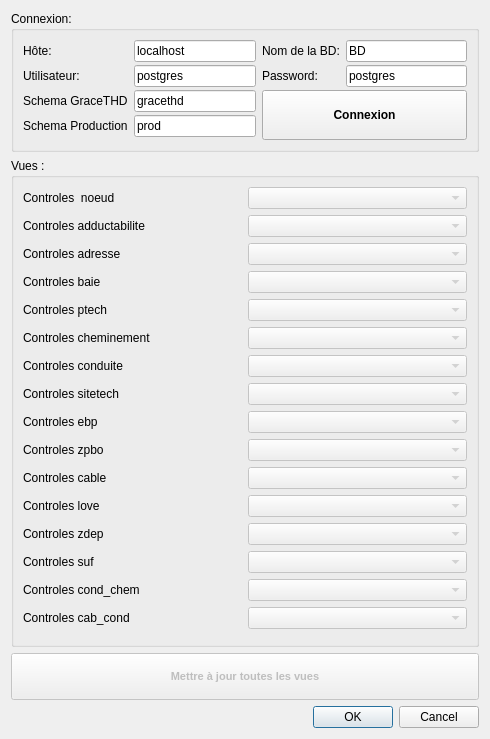
This is views_refresher_dialog_base.ui in MohannadAdham/ViewsRefresher as Qt 5 draws it before an edit. The edited form follows.
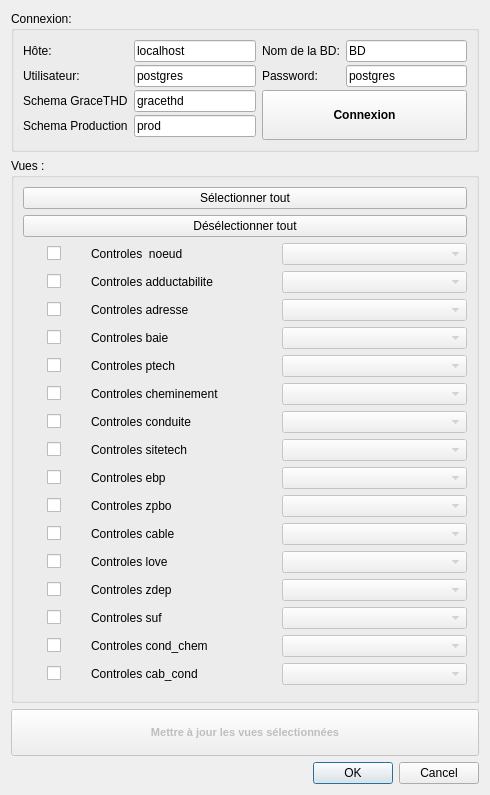
This is the edited form.

Commit message: V2 - Add the possibility to filter by view using checkboxes

Patch:
```diff
--- a/views_refresher_dialog_base.ui
+++ b/views_refresher_dialog_base.ui
@@ -28,9 +28,110 @@
         <string>Vues :</string>
        </property>
        <layout class="QGridLayout" name="gridLayout_5">
-        <item row="0" column="0">
-         <layout class="QGridLayout" name="gridLayout_4">
-          <item row="0" column="1">
+        <item row="4" column="0">
+         <layout class="QGridLayout" name="gridLayout_4" columnstretch="1,3,3">
+          <property name="sizeConstraint">
+           <enum>QLayout::SetDefaultConstraint</enum>
+          </property>
+          <item row="25" column="0" alignment="Qt::AlignHCenter">
+           <widget class="QCheckBox" name="checkBox_cond_chem">
+            <property name="text">
+             <string/>
+            </property>
+           </widget>
+          </item>
+          <item row="23" column="0" alignment="Qt::AlignHCenter">
+           <widget class="QCheckBox" name="checkBox_suf">
+            <property name="text">
+             <string/>
+            </property>
+           </widget>
+          </item>
+          <item row="11" column="0" alignment="Qt::AlignHCenter">
+           <widget class="QCheckBox" name="checkBox_conduite">
+            <property name="text">
+             <string/>
+            </property>
+           </widget>
+          </item>
+          <item row="27" column="0" alignment="Qt::AlignHCenter">
+           <widget class="QCheckBox" name="checkBox_cab_cond">
+            <property name="text">
+             <string/>
+            </property>
+           </widget>
+          </item>
+          <item row="14" column="0" alignment="Qt::AlignHCenter">
+           <widget class="QCheckBox" name="checkBox_ebp">
+            <property name="text">
+             <string/>
+            </property>
+           </widget>
+          </item>
+          <item row="3" column="0" alignment="Qt::AlignHCenter">
+           <widget class="QCheckBox" name="checkBox_adresse">
+            <property name="text">
+             <string/>
+            </property>
+           </widget>
+          </item>
+          <item row="4" column="0" alignment="Qt::AlignHCenter">
+           <widget class="QCheckBox" name="checkBox_baie">
+            <property name="text">
+             <string/>
+            </property>
+           </widget>
+          </item>
+          <item row="7" column="0" alignment="Qt::AlignHCenter">
+           <widget class="QCheckBox" name="checkBox_ptech">
+            <property name="text">
+             <string/>
+            </property>
+           </widget>
+          </item>
+          <item row="8" column="0" alignment="Qt::AlignHCenter">
+           <widget class="QCheckBox" name="checkBox_cheminement">
+            <property name="text">
+             <string/>
+            </property>
+           </widget>
+          </item>
+          <item row="12" column="0" alignment="Qt::AlignHCenter">
+           <widget class="QCheckBox" name="checkBox_sitetech">
+            <property name="text">
+             <string/>
+            </property>
+           </widget>
+          </item>
+          <item row="20" column="0" alignment="Qt::AlignHCenter">
+           <widget class="QCheckBox" name="checkBox_love">
+            <property name="text">
+             <string/>
+            </property>
+           </widget>
+          </item>
+          <item row="22" column="0" alignment="Qt::AlignHCenter">
+           <widget class="QCheckBox" name="checkBox_zdep">
+            <property name="text">
+             <string/>
+            </property>
+           </widget>
+          </item>
+          <item row="1" column="0" alignment="Qt::AlignHCenter">
+           <widget class="QCheckBox" name="checkBox_adductabilite">
+            <property name="text">
+             <string/>
+            </property>
+           </widget>
+          </item>
+          <item row="18" column="0" alignment="Qt::AlignHCenter">
+           <widget class="QCheckBox" name="checkBox_cable">
+            <property name="text">
+             <string/>
+            </property>
+           </widget>
+          </item>
+          <item row="0" column="2">
            <widget class="QComboBox" name="comboBox_noeud">
             <property name="enabled">
              <bool>false</bool>
@@ -40,98 +141,105 @@
             </property>
            </widget>
           </item>
-          <item row="0" column="0">
+          <item row="0" column="1">
            <widget class="QLabel" name="label_4">
             <property name="text">
              <string>Controles  noeud</string>
             </property>
            </widget>
           </item>
-          <item row="3" column="1">
+          <item row="3" column="2">
            <widget class="QComboBox" name="comboBox_adresse">
             <property name="enabled">
              <bool>false</bool>
             </property>
            </widget>
           </item>
-          <item row="14" column="0">
+          <item row="14" column="1">
            <widget class="QLabel" name="label_6">
             <property name="text">
              <string>Controles ebp</string>
             </property>
            </widget>
           </item>
-          <item row="11" column="0">
+          <item row="11" column="1">
            <widget class="QLabel" name="label_5">
             <property name="text">
              <string>Controles conduite</string>
             </property>
            </widget>
           </item>
-          <item row="11" column="1">
+          <item row="11" column="2">
            <widget class="QComboBox" name="comboBox_conduite">
             <property name="enabled">
              <bool>false</bool>
             </property>
            </widget>
           </item>
-          <item row="3" column="0">
+          <item row="18" column="2">
+           <widget class="QComboBox" name="comboBox_cable">
+            <property name="enabled">
+             <bool>false</bool>
+            </property>
+           </widget>
+          </item>
+          <item row="4" column="2">
+           <widget class="QComboBox" name="comboBox_baie">
+            <property name="enabled">
+             <bool>false</bool>
+            </property>
+           </widget>
+          </item>
+          <item row="3" column="1">
            <widget class="QLabel" name="label_2">
             <property name="text">
              <string>Controles adresse</string>
             </property>
            </widget>
           </item>
-          <item row="18" column="1">
-           <widget class="QComboBox" name="comboBox_cable">
-            <property name="enabled">
-             <bool>false</bool>
-            </property>
-           </widget>
-          </item>
-          <item row="14" column="1">
+          <item row="14" column="2">
            <widget class="QComboBox" name="comboBox_ebp">
             <property name="enabled">
              <bool>false</bool>
             </property>
            </widget>
           </item>
-          <item row="18" column="0">
-           <widget class="QLabel" name="label">
-            <property name="text">
-             <string>Controles cable</string>
-            </property>
-           </widget>
-          </item>
-          <item row="4" column="1">
-           <widget class="QComboBox" name="comboBox_baie">
-            <property name="enabled">
-             <bool>false</bool>
-            </property>
-           </widget>
-          </item>
-          <item row="8" column="0">
+          <item row="8" column="1">
            <widget class="QLabel" name="label_17">
             <property name="text">
              <string>Controles cheminement</string>
             </property>
            </widget>
           </item>
-          <item row="1" column="0">
+          <item row="18" column="1">
+           <widget class="QLabel" name="label">
+            <property name="text">
+             <string>Controles cable</string>
+            </property>
+           </widget>
+          </item>
+          <item row="1" column="1">
            <widget class="QLabel" name="label_13">
             <property name="text">
              <string>Controles adductabilite</string>
             </property>
            </widget>
           </item>
-          <item row="7" column="0">
+          <item row="7" column="1">
            <widget class="QLabel" name="label_16">
             <property name="text">
              <string>Controles ptech</string>
             </property>
            </widget>
           </item>
-          <item row="1" column="1">
+          <item row="20" column="2">
+           <widget class="QComboBox" name="comboBox_love">
+            <property name="enabled">
+             <bool>false</bool>
+            </property>
+           </widget>
+          </item>
+          <item row="1" column="2">
            <widget class="QComboBox" name="comboBox_adductabilite">
             <property name="enabled">
              <bool>false</bool>
@@ -141,128 +249,135 @@
             </property>
            </widget>
           </item>
-          <item row="7" column="1">
+          <item row="7" column="2">
            <widget class="QComboBox" name="comboBox_ptech">
             <property name="enabled">
              <bool>false</bool>
             </property>
            </widget>
           </item>
-          <item row="4" column="0">
+          <item row="4" column="1">
            <widget class="QLabel" name="label_14">
             <property name="text">
              <string>Controles baie</string>
             </property>
            </widget>
           </item>
-          <item row="20" column="1">
-           <widget class="QComboBox" name="comboBox_love">
+          <item row="16" column="2">
+           <widget class="QComboBox" name="comboBox_zpbo">
             <property name="enabled">
              <bool>false</bool>
             </property>
            </widget>
           </item>
-          <item row="8" column="1">
-           <widget class="QComboBox" name="comboBox_cheminement">
-            <property name="enabled">
-             <bool>false</bool>
+          <item row="25" column="1">
+           <widget class="QLabel" name="label_23">
+            <property name="text">
+             <string>Controles cond_chem</string>
             </property>
            </widget>
           </item>
-          <item row="16" column="0">
+          <item row="16" column="1">
            <widget class="QLabel" name="label_15">
             <property name="text">
              <string>Controles zpbo</string>
             </property>
            </widget>
           </item>
-          <item row="22" column="1">
+          <item row="22" column="2">
            <widget class="QComboBox" name="comboBox_zdep">
             <property name="enabled">
              <bool>false</bool>
             </property>
            </widget>
           </item>
-          <item row="16" column="1">
-           <widget class="QComboBox" name="comboBox_zpbo">
-            <property name="enabled">
-             <bool>false</bool>
-            </property>
-           </widget>
-          </item>
-          <item row="20" column="0">
+          <item row="20" column="1">
            <widget class="QLabel" name="label_18">
             <property name="text">
              <string>Controles love</string>
             </property>
            </widget>
           </item>
-          <item row="12" column="0">
-           <widget class="QLabel" name="label_19">
-            <property name="text">
-             <string>Controles sitetech</string>
-            </property>
-           </widget>
-          </item>
-          <item row="12" column="1">
-           <widget class="QComboBox" name="comboBox_sitetech">
-            <property name="enabled">
-             <bool>false</bool>
-            </property>
-           </widget>
-          </item>
-          <item row="22" column="0">
+          <item row="22" column="1">
            <widget class="QLabel" name="label_20">
             <property name="text">
              <string>Controles zdep</string>
             </property>
            </widget>
           </item>
-          <item row="27" column="1">
+          <item row="8" column="2">
+           <widget class="QComboBox" name="comboBox_cheminement">
+            <property name="enabled">
+             <bool>false</bool>
+            </property>
+           </widget>
+          </item>
+          <item row="12" column="2">
+           <widget class="QComboBox" name="comboBox_sitetech">
+            <property name="enabled">
+             <bool>false</bool>
+            </property>
+           </widget>
+          </item>
+          <item row="27" column="2">
            <widget class="QComboBox" name="comboBox_cab_cond">
             <property name="enabled">
              <bool>false</bool>
             </property>
            </widget>
           </item>
-          <item row="25" column="1">
+          <item row="12" column="1">
+           <widget class="QLabel" name="label_19">
+            <property name="text">
+             <string>Controles sitetech</string>
+            </property>
+           </widget>
+          </item>
+          <item row="25" column="2">
            <widget class="QComboBox" name="comboBox_cond_chem">
             <property name="enabled">
              <bool>false</bool>
             </property>
            </widget>
           </item>
-          <item row="25" column="0">
-           <widget class="QLabel" name="label_23">
-            <property name="text">
-             <string>Controles cond_chem</string>
-            </property>
-           </widget>
-          </item>
-          <item row="27" column="0">
-           <widget class="QLabel" name="label_21">
-            <property name="text">
-             <string>Controles cab_cond</string>
-            </property>
-           </widget>
-          </item>
-          <item row="23" column="0">
+          <item row="23" column="1">
            <widget class="QLabel" name="label_22">
             <property name="text">
              <string>Controles suf</string>
             </property>
            </widget>
           </item>
-          <item row="23" column="1">
+          <item row="23" column="2">
            <widget class="QComboBox" name="comboBox_suf">
             <property name="enabled">
              <bool>false</bool>
             </property>
            </widget>
           </item>
+          <item row="27" column="1">
+           <widget class="QLabel" name="label_21">
+            <property name="text">
+             <string>Controles cab_cond</string>
+            </property>
+           </widget>
+          </item>
+          <item row="0" column="0" alignment="Qt::AlignHCenter">
+           <widget class="QCheckBox" name="checkBox_noeud">
+            <property name="text">
+             <string/>
+            </property>
+           </widget>
+          </item>
+          <item row="16" column="0" alignment="Qt::AlignHCenter">
+           <widget class="QCheckBox" name="checkBox_zpbo">
+            <property name="text">
+             <string/>
+            </property>
+           </widget>
+          </item>
          </layout>
         </item>
-        <item row="1" column="0">
+        <item row="5" column="0">
          <widget class="QFrame" name="frame">
           <property name="frameShape">
            <enum>QFrame::StyledPanel</enum>
@@ -270,6 +385,21 @@
           <property name="frameShadow">
            <enum>QFrame::Raised</enum>
           </property>
+          <zorder></zorder>
+         </widget>
+        </item>
+        <item row="0" column="0">
+         <widget class="QPushButton" name="pushButton_select">
+          <property name="text">
+           <string>Sélectionner tout</string>
+          </property>
+         </widget>
+        </item>
+        <item row="1" column="0">
+         <widget class="QPushButton" name="pushButton_deselect">
+          <property name="text">
+           <string>Désélectionner tout</string>
+          </property>
          </widget>
         </item>
        </layout>
@@ -494,7 +624,7 @@
       </font>
      </property>
      <property name="text">
-      <string>Mettre à jour toutes les vues</string>
+      <string>Mettre à jour les vues sélectionnées</string>
      </property>
     </widget>
    </item>
```
The commit also changes 1 other file.
